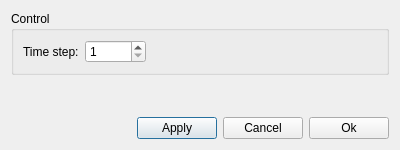
This is ElmerGUI/vtkpost/timestep.ui in tehnick/elmerfem as Qt 5 draws it before an edit. The edited form follows.
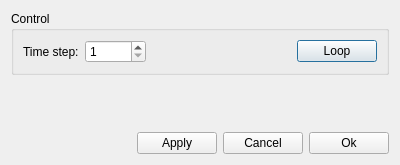
This is the edited form. Icons and pictures are not drawn.

The edit to the form file:
```diff
--- a/ElmerGUI/vtkpost/timestep.ui
+++ b/ElmerGUI/vtkpost/timestep.ui
@@ -6,7 +6,7 @@
     <x>0</x>
     <y>0</y>
     <width>400</width>
-    <height>150</height>
+    <height>165</height>
    </rect>
   </property>
   <property name="windowTitle" >
@@ -60,6 +60,13 @@
           </property>
          </spacer>
         </item>
+        <item>
+         <widget class="QPushButton" name="loopButton" >
+          <property name="text" >
+           <string>Loop</string>
+          </property>
+         </widget>
+        </item>
        </layout>
       </item>
      </layout>
```
